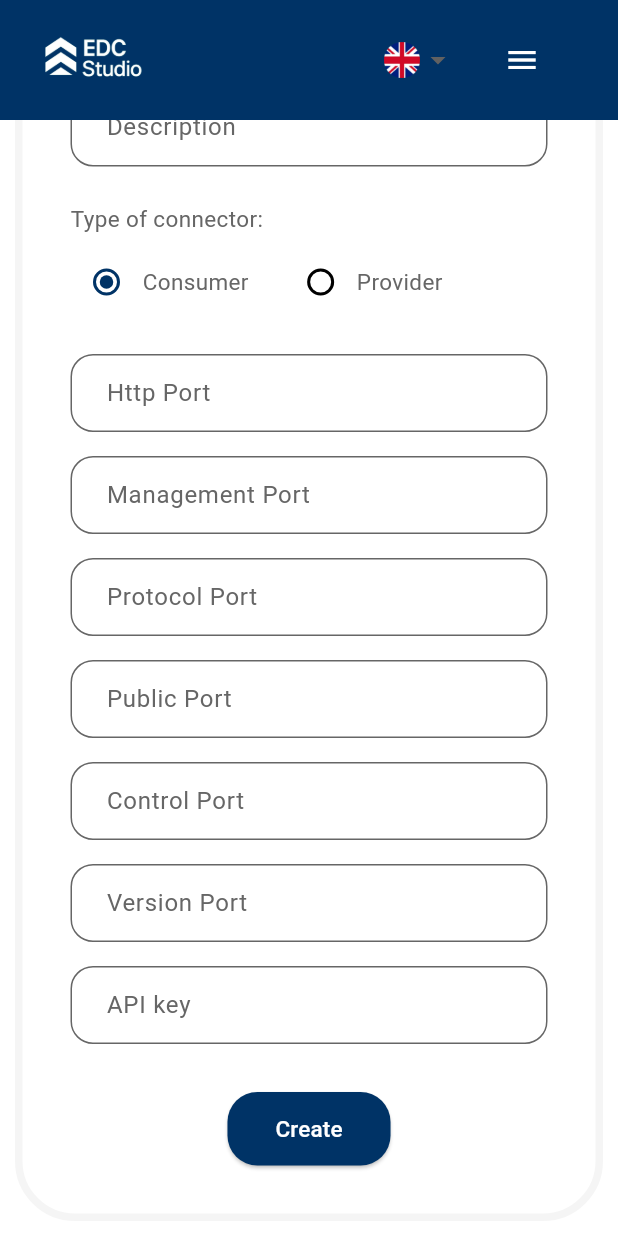
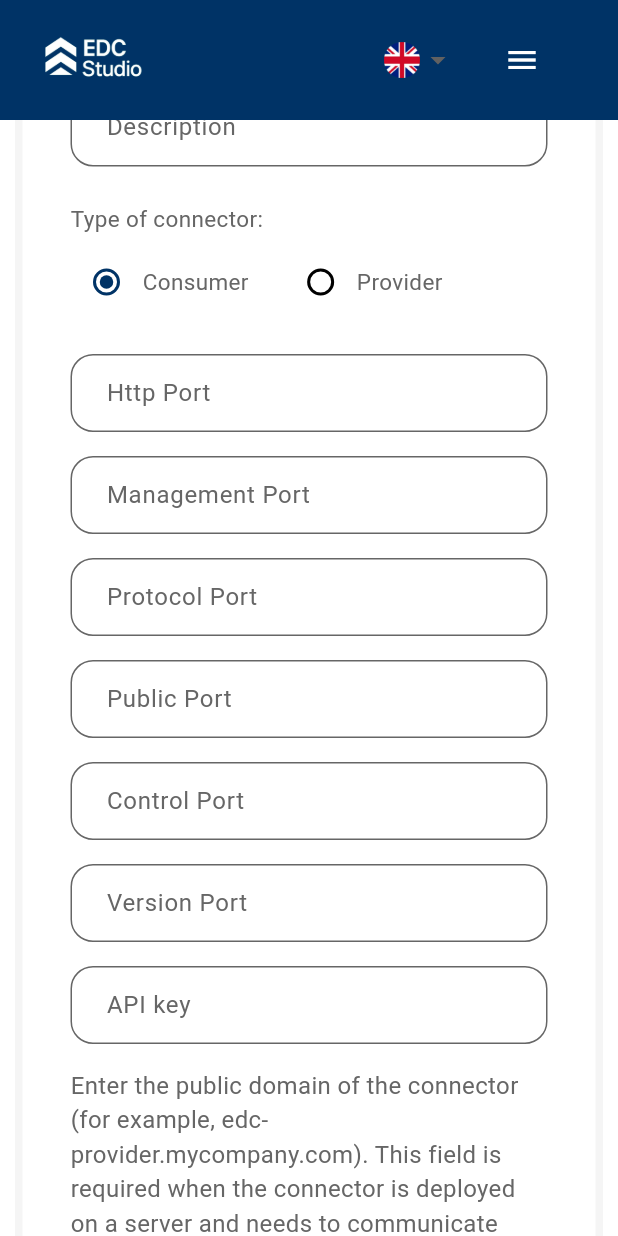
Before and after one commit to Studio-EDC/edc_studio_frontend, a Flutter app: the NewEDCPage screen opened by its route, scrolled down 290 dp, on a phone screen of 412 x 824 dp. Run offline on Flutter 3.47's test engine with Material 3 defaults, Android fonts, the light colour scheme and no system bars; our stand-ins replace easy_localization, flutter_dotenv, go_router, loading_animation_widget, shared_preferences, url_strategy; missing offline and left inert: dart:html; accounts and stored records are empty; network calls fail.

Commit message:
added domain to connectors

```diff
--- a/assets/translations/ca.json
+++ b/assets/translations/ca.json
@@ -101,6 +101,8 @@
     "managed": "Gestionat",
     "remote": "Remot",
     "name": "Nom",
+    "domain": "Domini (Opcional)",
+    "domain_explanation": "Introdueix el domini públic del connector (per exemple, edc-provider.mevaempresa.com). Aquest camp és necessari quan el connector es desplega en un servidor i ha de comunicar-se amb altres connectors EDC. Si el connector només s’utilitzarà localment, pots deixar-lo buit o utilitzar localhost.",
     "description": "Descripció",
     "connector_type": "Tipus de connector:",
     "consumer": "Consumidor",
--- a/assets/translations/en.json
+++ b/assets/translations/en.json
@@ -101,6 +101,8 @@
     "managed": "Managed",
     "remote": "Remote",
     "name": "Name",
+    "domain": "Domain (Optional)",
+    "domain_explanation": "Enter the public domain of the connector (for example, edc-provider.mycompany.com). This field is required when the connector is deployed on a server and needs to communicate with other EDC connectors. If the connector will only be used locally, you can leave it empty or use localhost.",
     "description": "Description",
     "connector_type": "Type of connector:",
     "consumer": "Consumer",
--- a/assets/translations/es.json
+++ b/assets/translations/es.json
@@ -101,6 +101,8 @@
     "managed": "Gestionado",
     "remote": "Remoto",
     "name": "Nombre",
+    "domain": "Dominio (Opcional)",
+    "domain_explanation": "Introduce el dominio público del conector (por ejemplo, edc-provider.miempresa.com). Este campo es necesario cuando el conector se despliega en un servidor y debe comunicarse con otros conectores EDC. Si el conector solo se usará localmente, puedes dejarlo vacío o usar localhost.",
     "description": "Descripción",
     "connector_type": "Tipo de conector:",
     "consumer": "Consumidor",
--- a/lib/api/models/connector.dart
+++ b/lib/api/models/connector.dart
@@ -74,6 +74,7 @@ class Connector {
   final String state; // "running" or "stopped"
   final String? api_key;
   final Endpoints? endpoints_url;
+  final String? domain;
 
   Connector({
     required this.id,
@@ -84,7 +85,8 @@ class Connector {
     this.ports,
     required this.state,
     this.api_key,
-    this.endpoints_url
+    this.endpoints_url,
+    this.domain
   });
 
   factory Connector.fromJson(Map<String, dynamic> json) {
@@ -97,7 +99,8 @@ class Connector {
       ports: json['ports'] != null ? PortConfig.fromJson(json['ports']) : null,
       state: json['state'],
       api_key: json['api_key'],
-      endpoints_url: json['endpoints_url'] != null ? Endpoints.fromJson(json['endpoints_url']) : null
+      endpoints_url: json['endpoints_url'] != null ? Endpoints.fromJson(json['endpoints_url']) : null,
+      domain: json['domain'],
     );
   }
 
@@ -111,7 +114,8 @@ class Connector {
       'ports': ports?.toJson(),
       'state': state,
       'api_key': api_key,
-      'endpoints_url': endpoints_url?.toJson()
+      'endpoints_url': endpoints_url?.toJson(),
+      'domain': domain,
     };
   }
 }
--- a/lib/ui/pages/edc/new_edc.dart
+++ b/lib/ui/pages/edc/new_edc.dart
@@ -30,6 +30,7 @@ class _NewEDCPageState extends State<NewEDCPage> {
   final _apikeyController = TextEditingController();
   final _managementEndpointUrlController = TextEditingController();
   final _protocolEndpointUrlController = TextEditingController();
+  final _domainController = TextEditingController();
 
   final _portControllers = {
     'http': TextEditingController(),
@@ -164,6 +165,13 @@ class _NewEDCPageState extends State<NewEDCPage> {
                                   obscureText: true,
                                   decoration: _inputStyle('connector_detail_page.api_key'.tr()),
                                 ),
+                                const SizedBox(height: 16),
+                                Text('connector_detail_page.domain_explanation'.tr()),
+                                const SizedBox(height: 16),
+                                TextFormField(
+                                  controller: _domainController,
+                                  decoration: _inputStyle('connector_detail_page.domain'.tr()),
+                                ),
                               ] else if (_mode == 'remote') ...[
                                 TextFormField(
                                   controller: _managementEndpointUrlController,
@@ -217,7 +225,8 @@ class _NewEDCPageState extends State<NewEDCPage> {
                                         ports: portConfig,
                                         api_key: _apikeyController.text.isNotEmpty ? _apikeyController.text : null,
                                         state: 'stopped',
-                                        endpoints_url: endpoints
+                                        endpoints_url: endpoints,
+                                        domain: _domainController.text.isNotEmpty ? _domainController.text : ''
                                       );
 
                                       showLoader(context);
```
